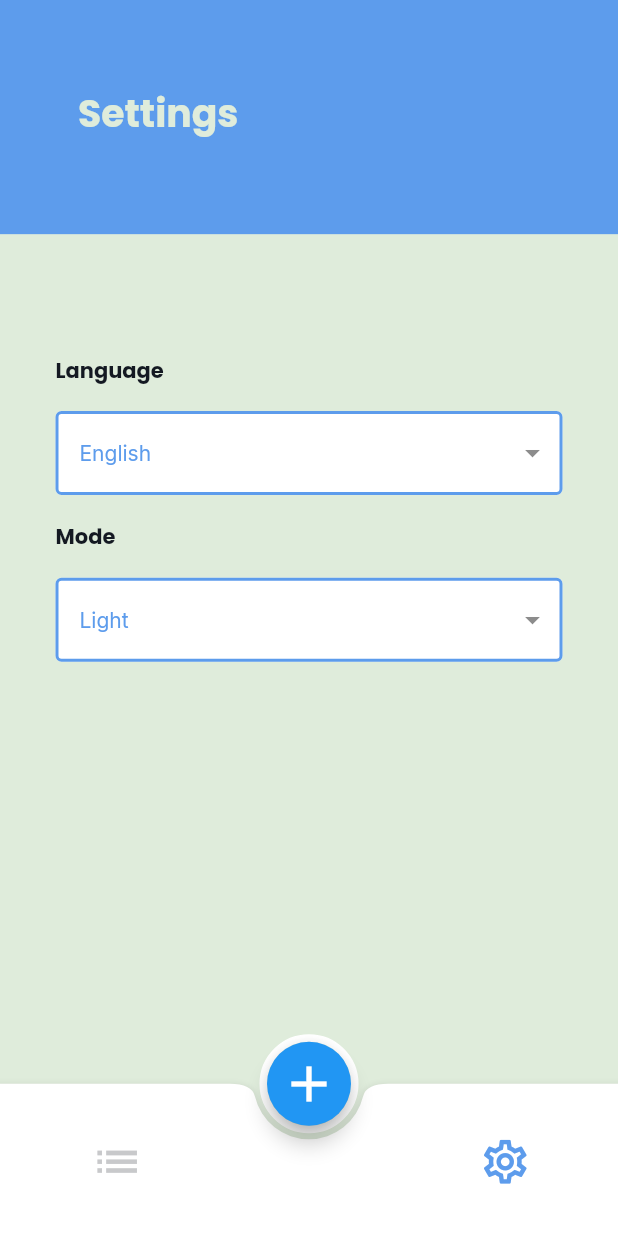
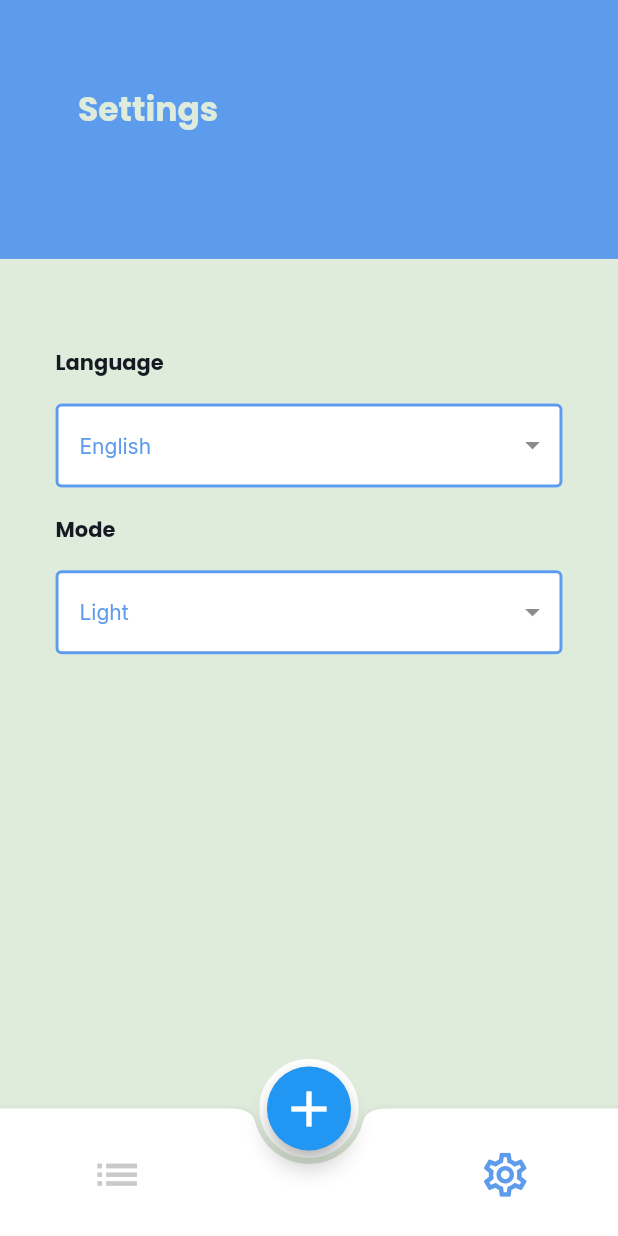
Before and after one commit to Ahmed7773333/todo-provider-with-hive, a Flutter app: the screen it shows after launch, swiped to page 2, on a phone screen of 412 x 824 dp. Run offline on Flutter 3.47's test engine with Material 2 defaults, Android fonts, the phone set to English and light mode, and no system bars; our stand-ins replace calendar_timeline, dropdown_button2, flutter_screenutil, flutter_slidable, google_fonts, hive and 1 more; accounts and stored records are empty; generated files the repository leaves out were written again.

```diff
--- a/analysis_options.yaml
+++ b/analysis_options.yaml
@@ -23,6 +23,6 @@ linter:
   rules:
     # avoid_print: false  # Uncomment to disable the `avoid_print` rule
     # prefer_single_quotes: true  # Uncomment to enable the `prefer_single_quotes` rule
-
+    depend_on_referenced_packages: ignore # Suppress the 'depend_on_referenced_packages' lint
 # Additional information about this file can be found at
 # https://dart.dev/guides/language/analysis-options
--- a/lib/app_theme.dart
+++ b/lib/app_theme.dart
@@ -1,5 +1,4 @@
 import 'package:flutter/material.dart';
-import 'package:flutter_screenutil/flutter_screenutil.dart';
 import 'package:google_fonts/google_fonts.dart';
 
 class AppTheme {
@@ -13,9 +12,9 @@ class AppTheme {
   static Color iconColor = const Color(0xffC8C9CB);
   static ThemeData lightTheme = ThemeData(
     bottomSheetTheme: const BottomSheetThemeData(backgroundColor: Colors.white),
-    bottomAppBarTheme: BottomAppBarTheme(
-        height: 85.h,
-        shape: const CircularNotchedRectangle(),
+    bottomAppBarTheme: const BottomAppBarTheme(
+        height: 85,
+        shape: CircularNotchedRectangle(),
         color: Colors.white,
         elevation: 5,
         shadowColor: Colors.white),
@@ -28,22 +27,22 @@ class AppTheme {
     textTheme: TextTheme(
       bodySmall: GoogleFonts.poppins(
         color: blackColor,
-        fontSize: 18.sp,
+        fontSize: 18,
         fontWeight: FontWeight.w700,
       ),
       bodyMedium: GoogleFonts.inter(
         color: blackColor,
-        fontSize: 20.sp,
+        fontSize: 20,
         fontWeight: FontWeight.w400,
       ),
       bodyLarge: GoogleFonts.poppins(
         color: lightColor,
-        fontSize: 22.sp,
+        fontSize: 22,
         fontWeight: FontWeight.w700,
       ),
       titleSmall: GoogleFonts.roboto(
         color: blackColor,
-        fontSize: 15.sp,
+        fontSize: 15,
         fontWeight: FontWeight.w700,
         letterSpacing: 0.23,
       ),
@@ -52,7 +51,7 @@ class AppTheme {
   static ThemeData darkTheme = ThemeData(
     bottomSheetTheme: BottomSheetThemeData(backgroundColor: blackColor),
     bottomAppBarTheme: BottomAppBarTheme(
-        height: 85.h,
+        height: 85,
         shape: const CircularNotchedRectangle(),
         color: blackColor,
         elevation: 5,
@@ -66,22 +65,22 @@ class AppTheme {
     textTheme: TextTheme(
       bodySmall: GoogleFonts.poppins(
         color: lightColor,
-        fontSize: 18.sp,
+        fontSize: 18,
         fontWeight: FontWeight.w700,
       ),
       bodyMedium: GoogleFonts.inter(
         color: lightColor,
-        fontSize: 20.sp,
+        fontSize: 20,
         fontWeight: FontWeight.w400,
       ),
       bodyLarge: GoogleFonts.poppins(
         color: darkColor,
-        fontSize: 22.sp,
+        fontSize: 22,
         fontWeight: FontWeight.w700,
       ),
       titleSmall: GoogleFonts.roboto(
         color: lightColor,
-        fontSize: 15.sp,
+        fontSize: 15,
         fontWeight: FontWeight.w700,
         letterSpacing: 0.23,
       ),
--- a/lib/l10n/app_ar.arb
+++ b/lib/l10n/app_ar.arb
@@ -22,5 +22,6 @@
   "thu": "الخميس",
   "fri": "الجمعة",
   "sat": "السبت",
-    "requiredFieldError": "لا يجب أن يُترك هذا فارغًاً"
+  "requiredFieldError": "لا يجب أن يُترك هذا فارغًاً",
+  "editicon": "Edit"
 }
--- a/lib/l10n/app_de.arb
+++ b/lib/l10n/app_de.arb
@@ -22,5 +22,6 @@
   "thu": "Do",
   "fri": "Fr",
   "sat": "Sa",
-    "requiredFieldError": "Dieses Feld ist erforderlich"
+  "requiredFieldError": "Dieses Feld ist erforderlich",
+  "editicon": "Edit"
 }
--- a/lib/l10n/app_en.arb
+++ b/lib/l10n/app_en.arb
@@ -22,6 +22,6 @@
   "thu": "Thu",
   "fri": "Fri",
   "sat": "Sat",
-    "requiredFieldError": "This field is required"
-
+  "requiredFieldError": "This field is required",
+  "editicon": "Edit"
 }
--- a/lib/l10n/app_fr.arb
+++ b/lib/l10n/app_fr.arb
@@ -4,7 +4,6 @@
   "delete": "Supprimer",
   "done": "Terminé!",
   "donee": "Terminé?",
-
   "add": "Ajouter une nouvelle tâche",
   "language": "Langue",
   "mode": "Mode",
@@ -23,6 +22,6 @@
   "thu": "Jeu",
   "fri": "Ven",
   "sat": "Sam",
-    "requiredFieldError": "Ce champ est requis"
-
+  "requiredFieldError": "Ce champ est requis",
+  "editicon": "Edit"
 }
--- a/lib/providers/database.dart
+++ b/lib/providers/database.dart
@@ -1,4 +1,5 @@
 import 'package:flutter/foundation.dart';
+// ignore: depend_on_referenced_packages
 import 'package:hive/hive.dart';
 
 import '../task.dart';
--- a/lib/task.dart
+++ b/lib/task.dart
@@ -1,3 +1,4 @@
+// ignore: depend_on_referenced_packages
 import 'package:hive/hive.dart';
 
 part 'task.g.dart';
--- a/lib/widgets/bottom_sheet.dart
+++ b/lib/widgets/bottom_sheet.dart
@@ -3,7 +3,7 @@ import 'package:flutter_screenutil/flutter_screenutil.dart';
 import 'package:intl/intl.dart';
 import 'package:flutter_gen/gen_l10n/app_localizations.dart';
 import 'package:provider/provider.dart';
-import 'package:todoo_app/providers/bottom_sheet.dart';
+import 'package:todo/providers/bottom_sheet.dart';
 import '../app_theme.dart';
 import '../providers/l_d_mode.dart';
 import '../providers/language.dart';
```
Also changed, not shown: lib/tabs/to_do_list_screen.dart (+60 -21 lines), lib/widgets/edit_screen.dart (+12 -16 lines), pubspec.yaml (+14 -16 lines), l10n.yaml (line endings or trailing spaces), pubspec.lock, 9 other files. Lines whose indentation alone changed are shown as unchanged.
